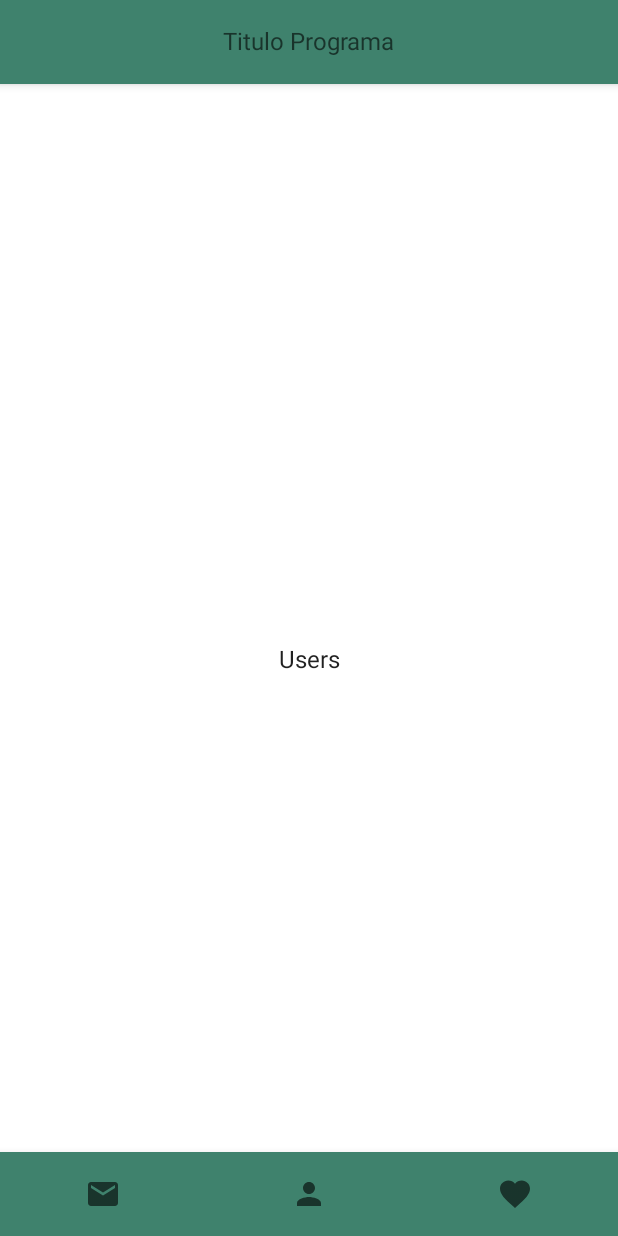
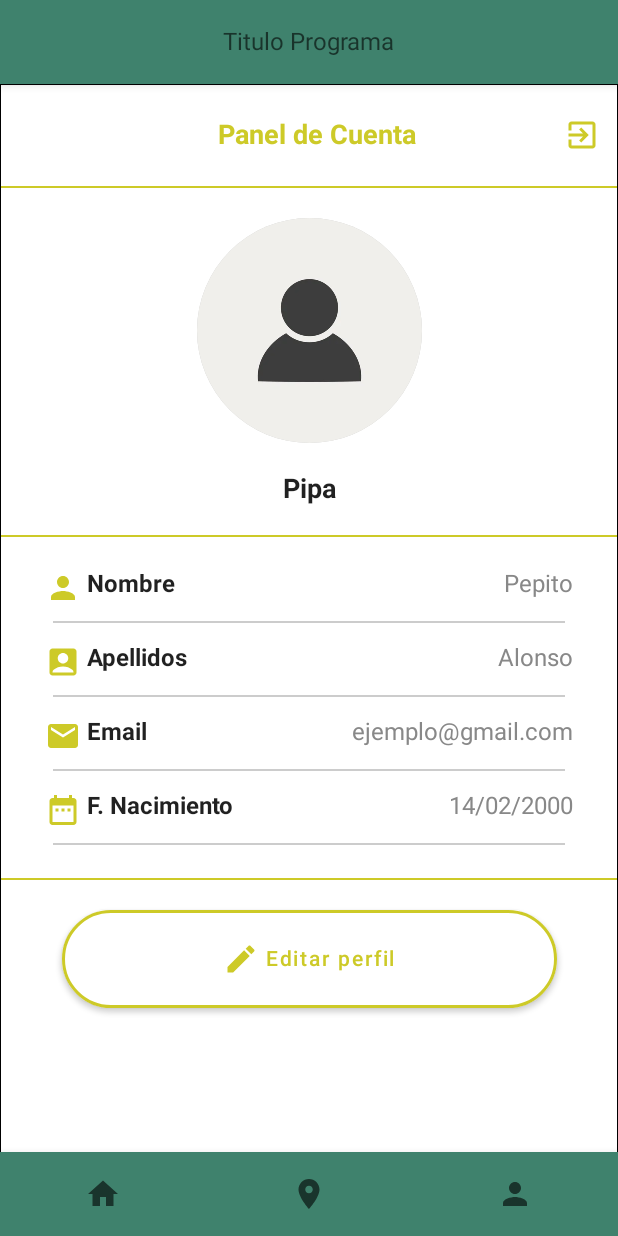
Before and after one commit to KiKoteKa/intermodular_android, an Android app built with Jetpack Compose: the UsersScreen screen opened through its navigation route, on a phone screen of 412 x 824 dp. Run offline under Robolectric (Android 15) with nearby library versions, the phone set to English and light mode, and no system bars.

Commit message:
Pantalla Perfil Hecha

```diff
--- /dev/null
+++ b/app/src/main/java/zubkov/vadim/pruebasandroiddiseo/Model/Usuario.kt
@@ -0,0 +1,6 @@
+package zubkov.vadim.pruebasandroiddiseo.Model
+
+import zubkov.vadim.pruebasandroiddiseo.R
+import java.util.*
+
+data class Usuario (val id: String,val nombre: String,val apellidos: String,val email: String,val nick: String,val fechaNacimiento: String, val imagen:Int = R.drawable.fotoperfil)
--- a/app/src/main/java/zubkov/vadim/pruebasandroiddiseo/Screens/Models/Scaffold.kt
+++ b/app/src/main/java/zubkov/vadim/pruebasandroiddiseo/Screens/Models/Scaffold.kt
@@ -6,9 +6,7 @@ import androidx.compose.foundation.layout.Column
 import androidx.compose.foundation.layout.fillMaxSize
 import androidx.compose.material.*
 import androidx.compose.material.icons.Icons
-import androidx.compose.material.icons.filled.Email
-import androidx.compose.material.icons.filled.Favorite
-import androidx.compose.material.icons.filled.Person
+import androidx.compose.material.icons.filled.*
 import androidx.compose.runtime.Composable
 import androidx.compose.ui.Alignment
 import androidx.compose.ui.Modifier
@@ -42,7 +40,7 @@ fun BottomBarContent(navigationController: NavHostController){
             onClick = { navigationController.navigate(Routes.Home.route) },
             icon = {
                 Icon(
-                    imageVector = Icons.Default.Email,
+                    imageVector = Icons.Default.Home,
                     contentDescription = ""
                 )
             }
@@ -52,7 +50,7 @@ fun BottomBarContent(navigationController: NavHostController){
             onClick = { navigationController.navigate(Routes.Gmap.route) },
             icon = {
                 Icon(
-                    imageVector = Icons.Default.Person,
+                    imageVector = Icons.Default.Place,
                     contentDescription = ""
                 )
             }
@@ -62,7 +60,7 @@ fun BottomBarContent(navigationController: NavHostController){
             onClick = { navigationController.navigate(Routes.Users.route) },
             icon = {
                 Icon(
-                    imageVector = Icons.Default.Favorite,
+                    imageVector = Icons.Default.Person,
                     contentDescription = ""
                 )
             }
--- a/app/src/main/java/zubkov/vadim/pruebasandroiddiseo/Screens/Users/Users.kt
+++ b/app/src/main/java/zubkov/vadim/pruebasandroiddiseo/Screens/Users/Users.kt
@@ -1,28 +1,164 @@
 package zubkov.vadim.pruebasandroiddiseo.Screens.Users
 
-import androidx.compose.foundation.layout.Box
-import androidx.compose.foundation.layout.fillMaxSize
-import androidx.compose.material.Scaffold
-import androidx.compose.material.Text
+import androidx.compose.foundation.BorderStroke
+import androidx.compose.foundation.Image
+import androidx.compose.foundation.background
+import androidx.compose.foundation.border
+import androidx.compose.foundation.layout.*
+import androidx.compose.foundation.layout.Arrangement.Absolute.SpaceAround
+import androidx.compose.foundation.layout.Arrangement.SpaceAround
+import androidx.compose.foundation.shape.CircleShape
+import androidx.compose.foundation.shape.RoundedCornerShape
+import androidx.compose.material.*
+import androidx.compose.material.icons.Icons
+import androidx.compose.material.icons.filled.*
 import androidx.compose.runtime.Composable
 import androidx.compose.ui.Alignment
 import androidx.compose.ui.Modifier
+import androidx.compose.ui.draw.clip
+import androidx.compose.ui.graphics.Color
+import androidx.compose.ui.graphics.vector.ImageVector
+import androidx.compose.ui.platform.LocalConfiguration
+import androidx.compose.ui.platform.LocalContext
+import androidx.compose.ui.res.painterResource
+import androidx.compose.ui.text.font.FontWeight
+import androidx.compose.ui.unit.dp
+import androidx.compose.ui.unit.sp
 import androidx.navigation.NavHostController
+import org.intellij.lang.annotations.JdkConstants.HorizontalAlignment
+import zubkov.vadim.pruebasandroiddiseo.Model.Usuario
 import zubkov.vadim.pruebasandroiddiseo.Screens.Models.BottomBarContent
 import zubkov.vadim.pruebasandroiddiseo.Screens.Models.TopBarContent
+import java.text.SimpleDateFormat
 
 @Composable
 fun UsersScreen(navigationController: NavHostController) {
+    val user = Usuario("123","Pepito","Alonso","ejemplo@gmail.com","Pipa","14/02/2000")
     Scaffold(
         topBar = { TopBarContent() },
         bottomBar = { BottomBarContent(navigationController) }
     ) {
-        Box(
+        Column(
             modifier = Modifier
                 .fillMaxSize(),
-            contentAlignment = Alignment.Center
+            horizontalAlignment = Alignment.CenterHorizontally
         ) {
-            Text("Users")
+            EstructuraVentanaUser(user)
         }
     }
 }
+
+@Composable
+private fun EstructuraVentanaUser(usuario:Usuario) {
+    Column(horizontalAlignment = Alignment.CenterHorizontally,
+        modifier = Modifier.fillMaxSize().border(border = BorderStroke(0.3.dp, Color.Black)))
+    {
+        Spacer(modifier = Modifier.height(10.dp))
+        Row (verticalAlignment = Alignment.CenterVertically, horizontalArrangement = Arrangement.Center){
+            Spacer(modifier = Modifier.width(LocalConfiguration.current.screenWidthDp.dp / 2 - 61.dp))
+                Titulo("Panel de Cuenta")
+                Row(horizontalArrangement = Arrangement.End, verticalAlignment = Alignment.CenterVertically,modifier = Modifier.fillMaxWidth())
+                {
+                    BotonLogOut()
+                }
+            }
+            Separador()
+            ImagenRedonda(usuario.imagen)
+            TextoPrincipal(usuario.nick)
+            Separador()
+            Texto(usuario.nombre, " Nombre")
+            Texto(usuario.apellidos, " Apellidos", Icons.Default.AccountBox)
+            Texto(usuario.email, " Email", Icons.Default.Email)
+            Texto(usuario.fechaNacimiento, " F. Nacimiento", Icons.Default.DateRange)
+            Separador()
+            Boton(" Editar perfil", Icons.Default.Edit)
+    }
+}
+
+@Composable
+fun Boton(texto:String,icono:ImageVector){
+
+    Button(
+        onClick = {},
+        colors = ButtonDefaults.buttonColors(
+            backgroundColor = Color.White,
+            contentColor = MaterialTheme.colors.secondary,
+        ),
+        modifier = Modifier
+            .size(330.dp, 65.dp)
+            .width(330.dp),
+        shape = RoundedCornerShape(70),
+        border = BorderStroke(2.dp, MaterialTheme.colors.secondary)
+    ) {
+        Icon(imageVector = icono, contentDescription = texto)
+        Text(text = texto)
+    }
+}
+
+@Composable
+fun Texto(valor:String,texto:String,icono:ImageVector = Icons.Default.Person){
+    Column(modifier = Modifier.fillMaxWidth().padding(30.dp,2.dp)) {
+        Row(modifier = Modifier.fillMaxWidth()) {
+            Row(modifier = Modifier.width(LocalConfiguration.current.screenWidthDp.dp / 3), horizontalArrangement = Arrangement.Start) {
+                Icon(imageVector = icono, contentDescription = texto, tint = MaterialTheme.colors.secondary)
+                Text(
+                    text = texto,
+                    fontSize = 16.sp,
+                    fontWeight = FontWeight.Bold
+                )
+            }
+            Row(modifier = Modifier.width(LocalConfiguration.current.screenWidthDp.dp*2/ 3), horizontalArrangement = Arrangement.End) {
+                Text(
+                    color = Color.Gray,
+                    text = valor,
+                    fontSize = 16.sp
+                )
+            }
+        }
+        Divider(color = Color.LightGray, modifier = Modifier.fillMaxWidth().padding(5.dp,10.dp).height(1.3.dp))
+    }
+}
+
+@Composable
+fun TextoPrincipal(texto:String){
+    Text(text = texto,
+        modifier = Modifier.padding(0.dp,20.dp,0.dp,10.dp),
+        fontSize = 18.sp,
+        fontWeight = FontWeight.Bold
+    )
+}
+
+@Composable
+fun Titulo(texto:String){
+    Text(text = texto,
+        fontSize = 18.sp,
+        fontWeight = FontWeight.Bold,
+        color=MaterialTheme.colors.secondary
+    )
+}
+
+@Composable
+fun BotonLogOut(){
+    IconButton(onClick = { })
+    {
+        Icon(imageVector = Icons.Filled.ExitToApp, contentDescription = "LogOut", tint = MaterialTheme.colors.secondary)
+    }
+}
+
+@Composable
+fun Separador(){
+    Divider(color = MaterialTheme.colors.secondary, modifier = Modifier.fillMaxWidth().padding(0.dp,10.dp,0.dp,20.dp).height(1.dp))
+}
+
+
+@Composable
+fun ImagenRedonda(idFoto:Int) {
+    Image(
+        painter = painterResource(idFoto),
+        contentDescription = "Imagen",
+        modifier = Modifier
+            .size(150.dp)
+            .clip(CircleShape)
+            .background(Color.LightGray)
+    )
+}
--- a/app/src/main/java/zubkov/vadim/pruebasandroiddiseo/ui/theme/Color.kt
+++ b/app/src/main/java/zubkov/vadim/pruebasandroiddiseo/ui/theme/Color.kt
@@ -1,6 +1,8 @@
 package zubkov.vadim.pruebasandroiddiseo.ui.theme
 
 import androidx.compose.ui.graphics.Color
+
+val colorPerfil = Color(0xFFCdca28)//Color(0xFFA0E4CB)
 
 val Purple200 = Color(0xFFBB86FC)
 val Purple500 = Color(0xFF6200EE)
--- a/app/src/main/java/zubkov/vadim/pruebasandroiddiseo/ui/theme/Theme.kt
+++ b/app/src/main/java/zubkov/vadim/pruebasandroiddiseo/ui/theme/Theme.kt
@@ -9,13 +9,14 @@ import androidx.compose.runtime.Composable
 private val DarkColorPalette = darkColors(
     primary = Purple200,
     primaryVariant = Purple700,
-    secondary = Teal200
+    secondary = colorPerfil,
+
 )
 
 private val LightColorPalette = lightColors(
     primary = Purple500,
     primaryVariant = Purple700,
-    secondary = Teal200
+    secondary = colorPerfil
 
     /* Other default colors to override
     background = Color.White,
```
Also changed, not shown: app/src/main/res/drawable/fotoperfil.jpg (added).
